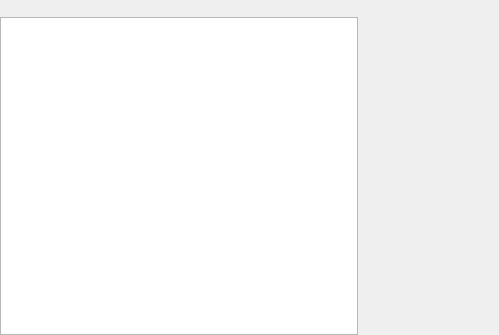
Above: src/plugins/pack/packplugin.ui from pniekamp/datum-studio before the change. Below: the same form after it.
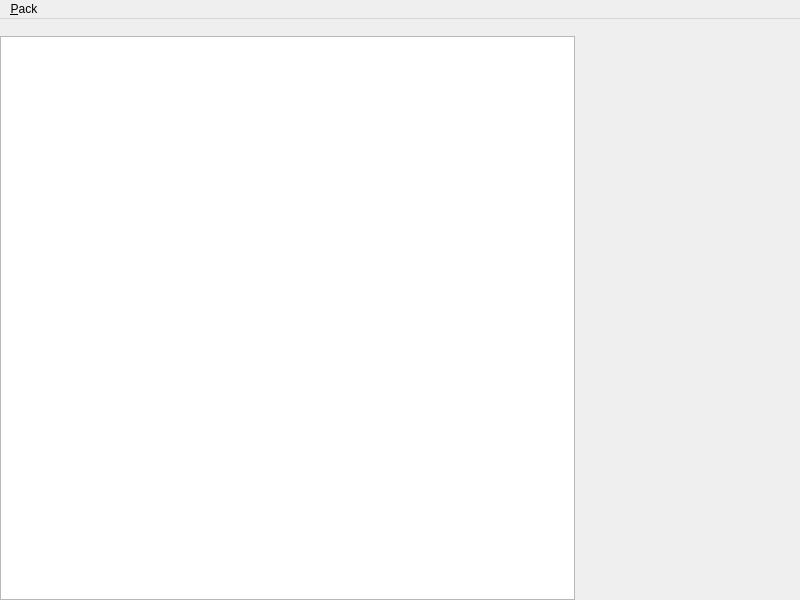
That is the form after the change. Custom widgets are drawn as their Qt base class.

Patch:
```diff
--- a/src/plugins/pack/packplugin.ui
+++ b/src/plugins/pack/packplugin.ui
@@ -1,19 +1,20 @@
 <?xml version="1.0" encoding="UTF-8"?>
 <ui version="4.0">
  <class>PackPlugin</class>
- <widget class="QWidget" name="PackPlugin">
+ <widget class="QMainWindow" name="PackPlugin">
   <property name="geometry">
    <rect>
     <x>0</x>
     <y>0</y>
-    <width>499</width>
-    <height>335</height>
+    <width>800</width>
+    <height>600</height>
    </rect>
   </property>
   <property name="windowTitle">
    <string>Form</string>
   </property>
-  <layout class="QHBoxLayout" name="horizontalLayout">
+  <widget class="QWidget" name="centralwidget">
+   <layout class="QVBoxLayout" name="verticalLayout">
    <property name="spacing">
     <number>0</number>
    </property>
@@ -142,7 +143,25 @@
     </widget>
    </item>
   </layout>
-  <action name="Delete">
+  </widget>
+  <widget class="QMenuBar" name="MenuBar">
+   <property name="geometry">
+    <rect>
+     <x>0</x>
+     <y>0</y>
+     <width>800</width>
+     <height>21</height>
+    </rect>
+   </property>
+   <widget class="QMenu" name="PackMenu">
+    <property name="title">
+     <string>&amp;Pack</string>
+    </property>
+    <addaction name="PackProperties"/>
+   </widget>
+   <addaction name="PackMenu"/>
+  </widget>
+  <action name="Remove">
    <property name="text">
     <string>Delete</string>
    </property>
```
Left out of the diff: 14 changed lines with no effect on the pictures. Lines whose indentation alone changed are shown as unchanged.
